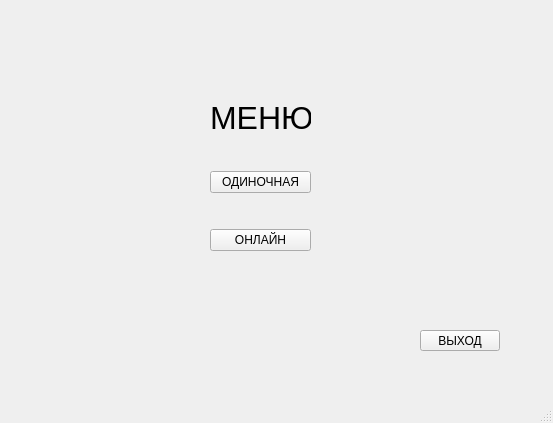
ArcasHH/Project, file menu.ui: the form before one commit.
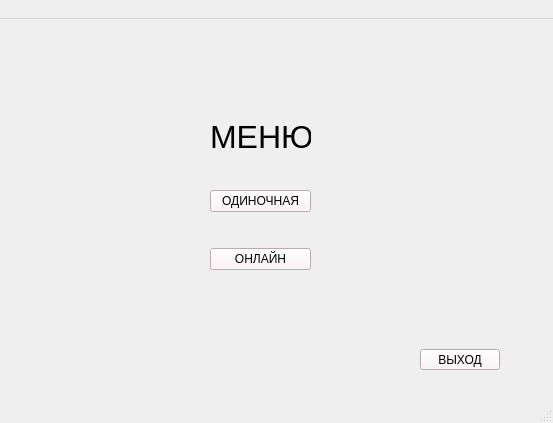
The form after the commit.

Patch:
```diff
--- a/menu.ui
+++ b/menu.ui
@@ -23,11 +23,17 @@
       <height>21</height>
      </rect>
     </property>
+    <property name="autoFillBackground">
+     <bool>false</bool>
+    </property>
+    <property name="styleSheet">
+     <string notr="true">background-color: rgb(255, 240, 245);</string>
+    </property>
     <property name="text">
      <string>ВЫХОД</string>
     </property>
    </widget>
-   <widget class="QWidget" name="">
+   <widget class="QWidget" name="layoutWidget">
     <property name="geometry">
      <rect>
       <x>210</x>
@@ -64,6 +70,12 @@
      </item>
      <item>
       <widget class="QPushButton" name="pushButton_solo">
+       <property name="autoFillBackground">
+        <bool>false</bool>
+       </property>
+       <property name="styleSheet">
+        <string notr="true">background-color: rgb(255, 240, 245);</string>
+       </property>
        <property name="text">
         <string>ОДИНОЧНАЯ</string>
        </property>
@@ -84,6 +96,12 @@
      </item>
      <item>
       <widget class="QPushButton" name="pushButton_online">
+       <property name="autoFillBackground">
+        <bool>false</bool>
+       </property>
+       <property name="styleSheet">
+        <string notr="true">background-color: rgb(255, 240, 245);</string>
+       </property>
        <property name="text">
         <string>ОНЛАЙН</string>
        </property>
@@ -101,6 +119,12 @@
      <height>20</height>
     </rect>
    </property>
+   <widget class="QMenu" name="menu">
+    <property name="title">
+     <string> </string>
+    </property>
+   </widget>
+   <addaction name="menu"/>
   </widget>
   <widget class="QStatusBar" name="statusbar"/>
  </widget>
```
Left out of the diff: 2 changed lines with no effect on the pictures.
